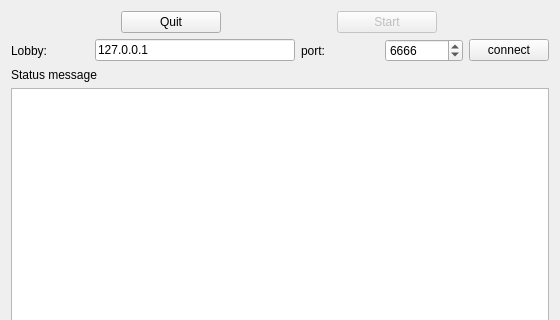
Old version of the form headers/PongServerView.ui in the repository shinhermit/PongServer; both pictures show x 0 to 560 and y 0 to 320 of the 560 by 522 pixel window.
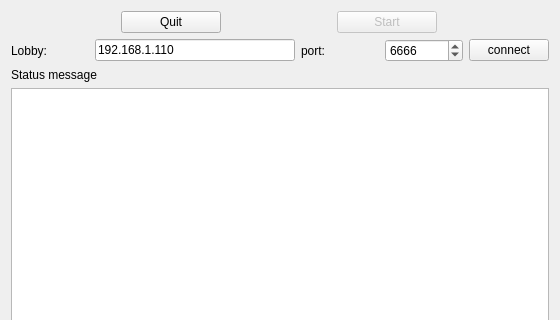
New version of the form.

```diff
--- a/headers/PongServerView.ui
+++ b/headers/PongServerView.ui
@@ -65,7 +65,7 @@
         </size>
        </property>
        <property name="text">
-        <string>127.0.0.1</string>
+        <string>192.168.1.110</string>
        </property>
       </widget>
      </item>
```
